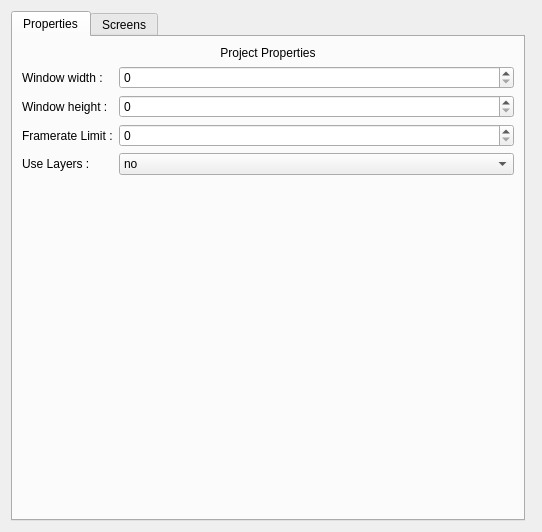
Old version of the form src/Editor/BoltQtWidgets/Editors/ProjectEditor.ui in the repository FcTD4mN/Bolt.
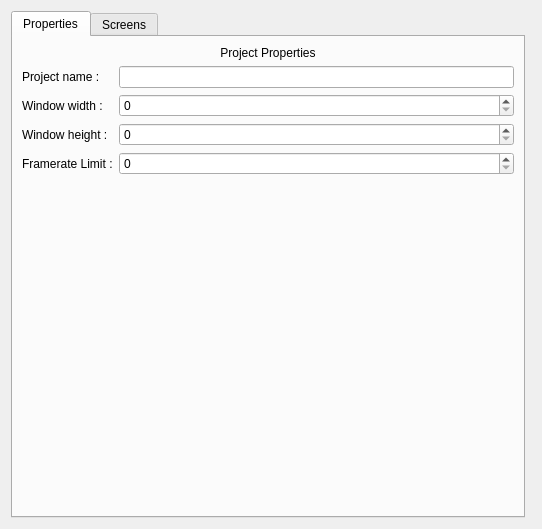
New version of the form. Custom widgets are drawn as their Qt base class.

Commit message: Added drag and drop feature of entities in layers in project hierarchy

```diff
--- a/src/Editor/BoltQtWidgets/Editors/ProjectEditor.ui
+++ b/src/Editor/BoltQtWidgets/Editors/ProjectEditor.ui
@@ -7,7 +7,7 @@
     <x>0</x>
     <y>0</y>
     <width>542</width>
-    <height>532</height>
+    <height>529</height>
    </rect>
   </property>
   <property name="windowTitle">
@@ -51,55 +51,56 @@
        </item>
        <item>
         <layout class="QFormLayout" name="formLayout">
-         <item row="0" column="0">
+         <item row="1" column="0">
           <widget class="QLabel" name="labelResWidth">
            <property name="text">
             <string>Window width :</string>
            </property>
           </widget>
          </item>
-         <item row="0" column="1">
-          <widget class="QSpinBox" name="spinBoxResWidth"/>
-         </item>
-         <item row="1" column="0">
-          <widget class="QLabel" name="labelResHeight">
-           <property name="text">
-            <string>Window height :</string>
-           </property>
-          </widget>
-         </item>
          <item row="1" column="1">
-          <widget class="QSpinBox" name="spinBoxResHeight"/>
+          <widget class="QSpinBox" name="spinBoxResWidth">
+           <property name="maximum">
+            <number>9999</number>
+           </property>
+          </widget>
          </item>
          <item row="2" column="0">
-          <widget class="QLabel" name="labelFramerate">
+          <widget class="QLabel" name="labelResHeight">
            <property name="text">
-            <string>Framerate Limit :</string>
+            <string>Window height :</string>
            </property>
           </widget>
          </item>
          <item row="2" column="1">
-          <widget class="QSpinBox" name="spinBoxFramerate"/>
+          <widget class="QSpinBox" name="spinBoxResHeight">
+           <property name="maximum">
+            <number>9999</number>
+           </property>
+          </widget>
          </item>
          <item row="3" column="0">
-          <widget class="QLabel" name="labelFramerate_2">
+          <widget class="QLabel" name="labelFramerate">
            <property name="text">
-            <string>Use Layers :</string>
+            <string>Framerate Limit :</string>
            </property>
           </widget>
          </item>
          <item row="3" column="1">
-          <widget class="QComboBox" name="comboBox">
-           <item>
-            <property name="text">
-             <string>no</string>
-            </property>
-           </item>
-           <item>
-            <property name="text">
-             <string>yes</string>
-            </property>
-           </item>
+          <widget class="QSpinBox" name="spinBoxFramerate">
+           <property name="maximum">
+            <number>999</number>
+           </property>
+          </widget>
+         </item>
+         <item row="0" column="1">
+          <widget class="QLineEdit" name="lineEditProjectName"/>
+         </item>
+         <item row="0" column="0">
+          <widget class="QLabel" name="labelProjectName">
+           <property name="text">
+            <string>Project name :</string>
+           </property>
           </widget>
          </item>
         </layout>
```
The commit also changes 23 other files.
